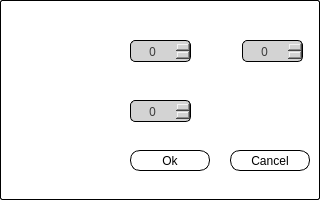
First picture: the form in ui/editpanel.ui, repository tbigad/CrossViewer, before the edit.
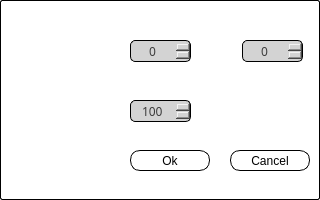
Second picture: the form after the edit. Icons and pictures are not drawn.

Patch:
```diff
--- a/ui/editpanel.ui
+++ b/ui/editpanel.ui
@@ -1,7 +1,7 @@
 <?xml version="1.0" encoding="UTF-8"?>
 <ui version="4.0">
  <class>EditorPanelUI</class>
- <widget class="QWidget" name="EditorPanelUI">
+ <widget class="QDialog" name="EditorPanelUI">
   <property name="geometry">
    <rect>
     <x>0</x>
@@ -127,7 +127,10 @@
     <set>Qt::AlignCenter</set>
    </property>
    <property name="maximum">
-    <number>99</number>
+    <number>100</number>
+   </property>
+   <property name="value">
+    <number>100</number>
    </property>
   </widget>
   <widget class="QPushButton" name="btn_lock">
```
Left out of the diff: 3 changed lines with no effect on the pictures.
